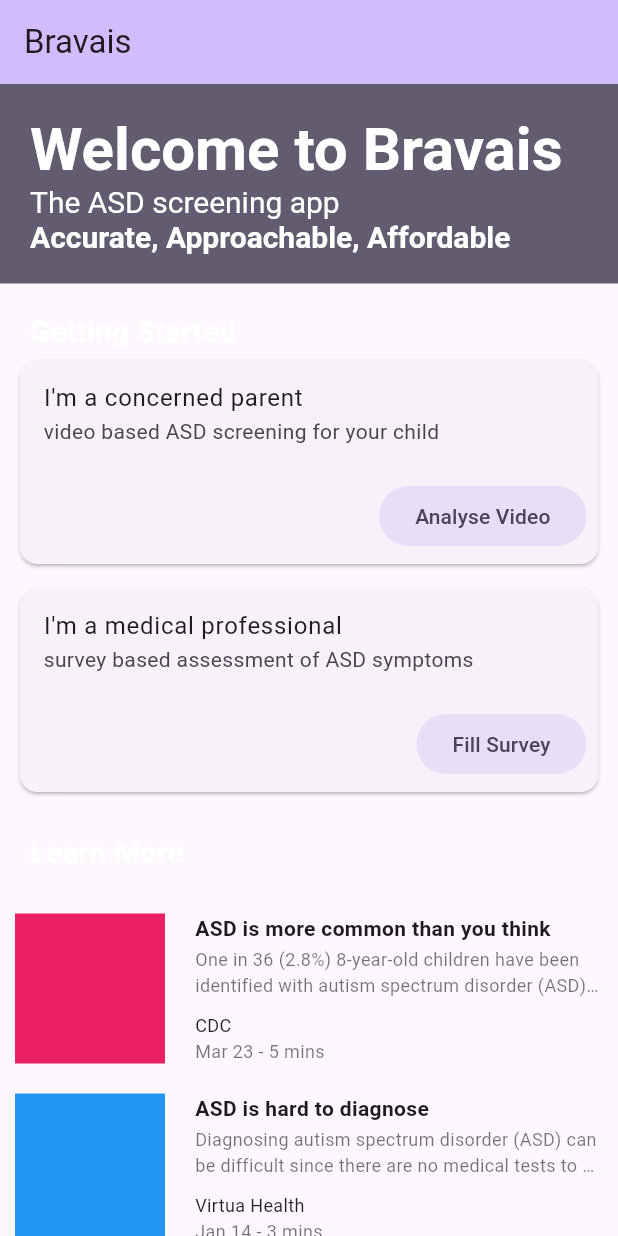
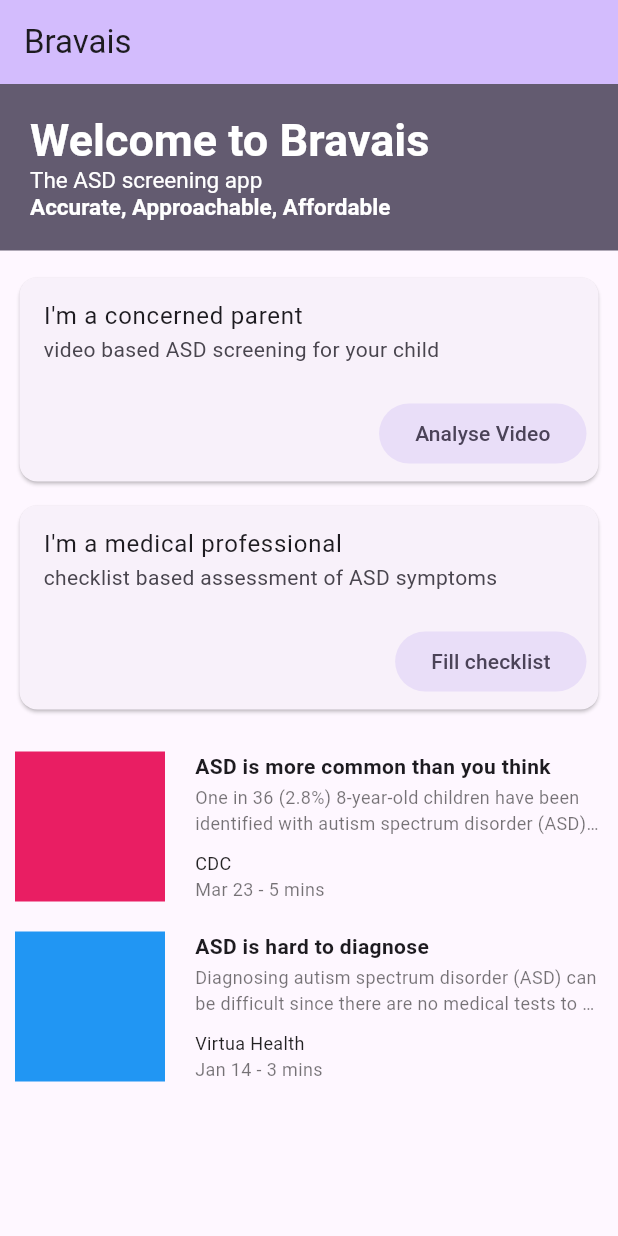
Before and after one commit to SCP-2000/bravais, a Flutter app: the screen it shows after launch, on a phone screen of 412 x 824 dp. Run offline on Flutter 3.47's test engine with Material 3 defaults, Android fonts, the phone set to English and light mode, and no system bars; our stand-ins replace camera; missing offline and left inert: survey_kit, tflite_flutter.

Commit message:
minor ui cleanup

```diff
--- a/app/lib/main.dart
+++ b/app/lib/main.dart
@@ -57,42 +57,29 @@
                       text: 'Welcome to Bravais\n',
                       style: TextStyle(
                         fontWeight: FontWeight.bold,
-                        fontSize: 40,
+                        fontSize: 30,
                       ),
                     ),
                     TextSpan(
                       text: 'The ASD screening app\n',
                       style: TextStyle(
-                        fontSize: 20,
+                        fontSize: 15,
                       ),
                     ),
                     TextSpan(
                       text: 'Accurate, Approachable, Affordable',
                       style: TextStyle(
                         fontWeight: FontWeight.bold,
-                        fontSize: 20,
+                        fontSize: 15,
                       ),
                     ),
                   ],
                 ),
               )
             ),
-            Container(
-              width: double.infinity,
-              padding: const EdgeInsets.fromLTRB(20, 20, 0, 0),
-              child: RichText(
-                text: TextSpan(
-                  text: 'Getting Started',
-                  style: TextStyle(
-                    fontWeight: FontWeight.bold,
-                    fontSize: 20,
-                  ),
-                )
-              ),
-            ),
             Center(
               child: Container(
-                padding: const EdgeInsets.fromLTRB(5, 0, 5, 0),
+                padding: const EdgeInsets.fromLTRB(5, 10, 5, 0),
                 child: Column(
                   mainAxisAlignment: MainAxisAlignment.start,
                   children: <Widget>[
@@ -116,8 +103,8 @@
                       padding: const EdgeInsets.all(4.0),
                       child: CardExample(
                         title: "I'm a medical professional",
-                        subtitle: "survey based assessment of ASD symptoms",
-                        operation: "Fill Survey",
+                        subtitle: "checklist based assessment of ASD symptoms",
+                        operation: "Fill checklist",
                         callback: () {
                           Navigator.push(
                             context,
@@ -132,22 +119,9 @@
                 )
               )
             ),
-            Container(
-              width: double.infinity,
-              padding: const EdgeInsets.fromLTRB(20, 20, 10, 10),
-              child: RichText(
-                text: TextSpan(
-                  text: 'Learn More',
-                  style: TextStyle(
-                    fontWeight: FontWeight.bold,
-                    fontSize: 20,
-                  ),
-                )
-              ),
-            ),
             Expanded(
               child: CustomListItemExample(),
-            )
+            ),
           ],
         ),
       ),
--- a/app/lib/survey.dart
+++ b/app/lib/survey.dart
@@ -3,6 +3,7 @@
 
 // ref: http://www.pediatricminds.com/wp-content/uploads/2011/06/Developmental-and-Behavioral-Questionnaire-for-Autism-Spectrum-Disorders.pdf
 // ref: https://aseba.org/wp-content/uploads/CBCL_6-18_201-sample-copy-watermark-1.pdf
+// ref: https://www.ncbi.nlm.nih.gov/pmc/articles/PMC4939629/
 
 class Survey extends StatelessWidget {
   const Survey({super.key});
```
